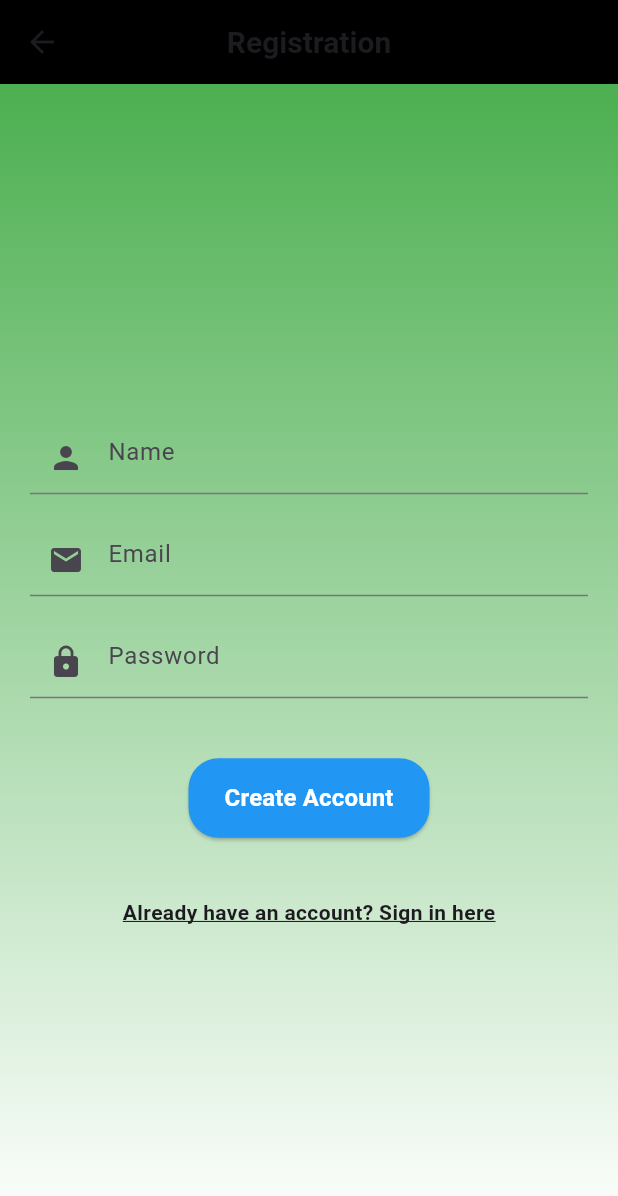
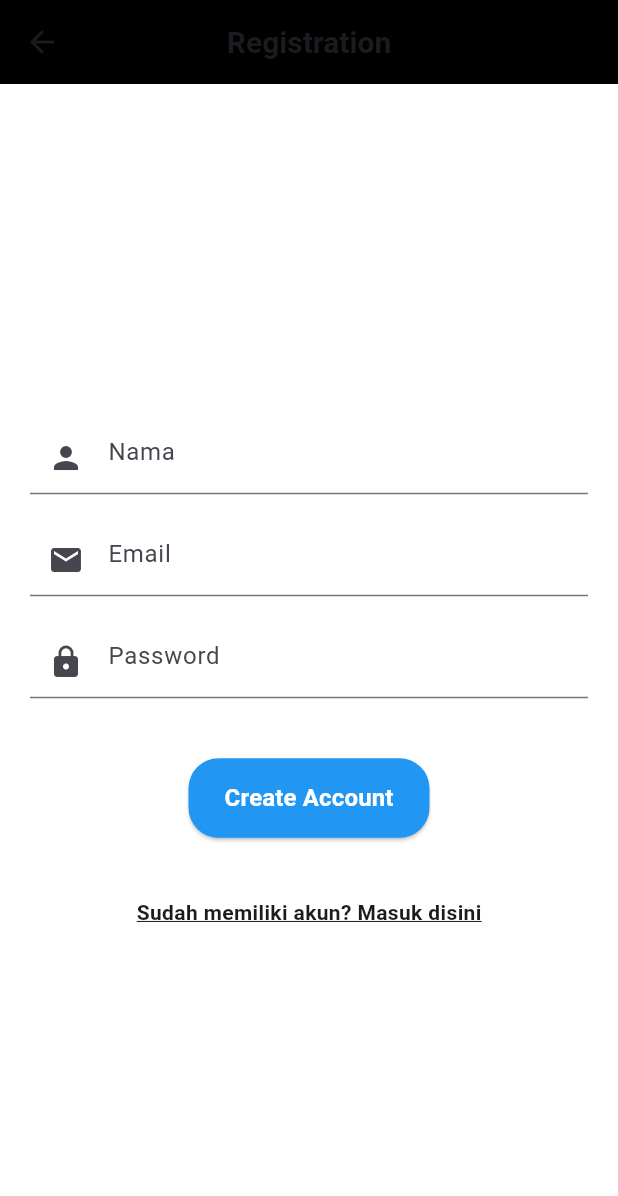
Before and after one commit to inven22/Custumcrew_fix, a Flutter app: the RegisterScreen screen opened directly, on a phone screen of 412 x 824 dp. Shown: the top 1196 px of the screen. Run offline on Flutter 3.47's test engine with Material 3 defaults, Android fonts, the phone set to English and light mode, and no system bars; our stand-ins replace curved_navigation_bar, ionicons, shared_preferences; accounts and stored records are empty; network calls fail.

Commit message:
fix warning

```diff
--- a/asistant_rumah/lib/Screens/login_screen.dart
+++ b/asistant_rumah/lib/Screens/login_screen.dart
@@ -1,8 +1,6 @@
 import 'dart:convert';
 import 'package:flutter/material.dart';
 import 'package:asistant_rumah/Services/auth_services.dart';
-import 'package:asistant_rumah/Services/globals.dart';
-import 'package:asistant_rumah/rounded_button.dart';
 import 'package:http/http.dart' as http;
 import 'package:asistant_rumah/Screens/register_screen.dart'; // Tambahkan import untuk RegisterScreen
 import 'home_screen.dart';
@@ -102,7 +100,7 @@ class _LoginScreenState extends State<LoginScreen> {
           gradient: LinearGradient(
             begin: Alignment.topCenter,
             end: Alignment.bottomCenter,
-            colors: [Colors.green, Colors.white], // Warna hijau dan putih
+            colors: [Colors.white, Colors.white],
           ),
         ),
         child: Padding(
@@ -155,7 +153,7 @@ class _LoginScreenState extends State<LoginScreen> {
                   );
                 },
                 child: Text(
-                  'Don\'t have an account? Sign up here',
+                  'tidak memiliki akun? Daftar disini',
                   style: TextStyle(
                     color: Colors.blue,
                     fontWeight: FontWeight.bold,
--- a/asistant_rumah/lib/Screens/register_screen.dart
+++ b/asistant_rumah/lib/Screens/register_screen.dart
@@ -5,7 +5,7 @@ import 'package:flutter/material.dart';
 import 'package:asistant_rumah/Services/auth_services.dart';
 import 'package:asistant_rumah/Services/globals.dart';
 
-import '../rounded_button.dart';
+
 import 'home_screen.dart';
 import 'login_screen.dart';
 import 'package:http/http.dart' as http;
@@ -79,7 +79,7 @@ class _RegisterScreenState extends State<RegisterScreen> {
           gradient: LinearGradient(
             begin: Alignment.topCenter,
             end: Alignment.bottomCenter,
-            colors: [Colors.green, Colors.white],
+            colors: [Colors.white, Colors.white],
           ),
         ),
         child: Center(
@@ -93,7 +93,7 @@ class _RegisterScreenState extends State<RegisterScreen> {
                   SizedBox(height: 20),
                   TextFormField(
                     decoration: InputDecoration(
-                      hintText: 'Name',
+                      hintText: 'Nama',
                       prefixIcon: Icon(Icons.person),
                     ),
                     onChanged: (value) {
@@ -179,7 +179,7 @@ class _RegisterScreenState extends State<RegisterScreen> {
                       );
                     },
                     child: Text(
-                      'Already have an account? Sign in here',
+                      'Sudah memiliki akun? Masuk disini',
                       style: TextStyle(
                         decoration: TextDecoration.underline,
                         fontWeight: FontWeight.bold,
--- a/asistant_rumah/lib/home/screens/Chat.dart
+++ b/asistant_rumah/lib/home/screens/Chat.dart
@@ -1,3 +1,5 @@
+// ignore_for_file: unused_import, file_names
+
 import 'dart:async';
 import 'package:flutter/material.dart';
 import 'package:asistant_rumah/home/screens/pesan.dart';
@@ -35,7 +37,6 @@ class _ChatState extends State<Chat> {
 
   @override
   void initState() {
-    // TODO: implement initState
     super.initState();
     Future.delayed(Duration.zero, () {
       animator();
--- a/asistant_rumah/lib/home/screens/Home.dart
+++ b/asistant_rumah/lib/home/screens/Home.dart
@@ -1,14 +1,9 @@
 import 'dart:async';
 
-import 'package:flutter/gestures.dart';
 import 'package:flutter/material.dart';
 import 'package:asistant_rumah/home/screens/pesan.dart';
-import 'package:asistant_rumah/home/res/lists.dart';
-import 'package:asistant_rumah/home/widgets/text_widget.dart';
 import 'package:curved_navigation_bar/curved_navigation_bar.dart';
 import 'package:asistant_rumah/home/screens/account_screen.dart';
-import 'Profile.dart';
-import 'pesan.dart';
 import 'More_art.dart';
 import 'Notification.dart';
 import 'riwayat.dart';
@@ -16,7 +11,6 @@ import 'cleaning.dart';
 import 'babyC.dart';
 import 'OfficeC.dart';
 import 'all_categori.dart';
-import 'package:ionicons/ionicons.dart';
 import 'package:asistant_rumah/Services/auth_services.dart';
 import 'package:http/http.dart' as http;
 import 'dart:convert';
--- a/asistant_rumah/lib/home/screens/More_art.dart
+++ b/asistant_rumah/lib/home/screens/More_art.dart
@@ -4,7 +4,6 @@ import 'package:flutter/material.dart';
 import 'package:http/http.dart' as http;
 
 import 'Profile.dart';
-import 'Chat.dart';
 import 'package:asistant_rumah/home/screens/Home.dart';
 import 'package:asistant_rumah/home/widgets/text_widget.dart';
 
--- a/asistant_rumah/lib/home/screens/Notification.dart
+++ b/asistant_rumah/lib/home/screens/Notification.dart
@@ -1,9 +1,10 @@
+// ignore_for_file: file_names, use_key_in_widget_constructors, library_private_types_in_public_api, prefer_const_constructors
+
 import 'package:flutter/material.dart';
 import 'package:asistant_rumah/home/widgets/text_widget.dart';
 import 'package:http/http.dart' as http;
 import 'dart:convert';
-import 'package:asistant_rumah/home/screens/NotificationModel.dart'; // Import the model
-import 'package:asistant_rumah/home/widgets/text_widget.dart';
+import 'package:asistant_rumah/home/screens/NotificationModel.dart';
 
 class NotificationPage extends StatefulWidget {
   @override
--- a/asistant_rumah/lib/home/screens/Profile.dart
+++ b/asistant_rumah/lib/home/screens/Profile.dart
@@ -1,3 +1,5 @@
+// ignore_for_file: unused_import, use_build_context_synchronously, file_names
+
 import 'dart:async';
 import 'package:flutter/material.dart';
 import 'package:asistant_rumah/home/res/lists.dart';
@@ -35,7 +37,6 @@ class _ProfileState extends State<Profile> {
 
   @override
   void initState() {
-    // TODO: implement initState
     super.initState();
     Future.delayed(Duration.zero, () {
       animator();
--- a/asistant_rumah/lib/home/screens/account_screen.dart
+++ b/asistant_rumah/lib/home/screens/account_screen.dart
@@ -1,3 +1,5 @@
+// ignore_for_file: unused_import
+
 import 'package:asistant_rumah/home/screens/edit_screen.dart';
 import 'package:asistant_rumah/home/widgets/forward_button.dart';
 import 'package:asistant_rumah/home/widgets/setting_item.dart';
@@ -77,7 +79,7 @@ class _AccountScreenState extends State<AccountScreen> {
           onPressed: () {
             Navigator.push(
               context,
-              MaterialPageRoute(builder: (context) => Home()),
+              MaterialPageRoute(builder: (context) => const Home()),
             );
           },
           icon: const Icon(Ionicons.chevron_back_outline),
--- a/asistant_rumah/lib/home/screens/cleaning.dart
+++ b/asistant_rumah/lib/home/screens/cleaning.dart
@@ -1,6 +1,5 @@
 import 'package:flutter/material.dart';
 import 'Home.dart'; // Pastikan file Home.dart ada di direktori yang benar
-import 'package:asistant_rumah/home/res/lists.dart';
 
 void main() {
   runApp(MyApp());
--- a/asistant_rumah/lib/home/screens/riwayat.dart
+++ b/asistant_rumah/lib/home/screens/riwayat.dart
@@ -1,3 +1,5 @@
+// ignore_for_file: unused_import
+
 import 'package:flutter/material.dart';
 import 'package:http/http.dart' as http;
 import 'dart:convert';
--- a/asistant_rumah/lib/home/widgets/setting_item.dart
+++ b/asistant_rumah/lib/home/widgets/setting_item.dart
@@ -1,3 +1,5 @@
+// ignore_for_file: unused_import
+
 import 'package:asistant_rumah/home/widgets/forward_button.dart';
 import 'package:flutter/material.dart';
 import 'package:ionicons/ionicons.dart';
```
Also changed, not shown: asistant_rumah/lib/home/widgets/text_widget.dart (+12 -6 lines), 1 other file.
